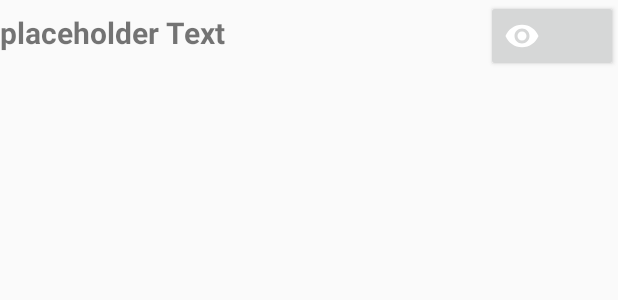
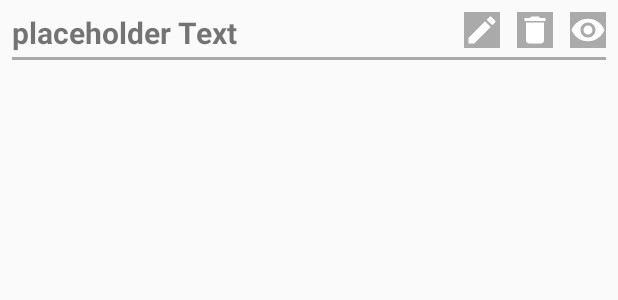
Before and after one commit to Baertig/ZASA, an Android app: the layout finished_questionaires_recyclerview_item.xml on its own in the app's theme, with its tools: preview values and no code run, on a phone screen of 412 x 824 dp. Shown: the top 300 px of the screen. Run offline under Robolectric (Android 15) with nearby library versions, the phone set to English and light mode, and no system bars.

Commit message:
questionaire_recyclerview_item zuende gemacht sowie recyclerview + edit und delete button

```diff
--- /dev/null
+++ b/app/src/main/res/drawable/ic_delete_white_24dp.xml
@@ -0,0 +1,5 @@
+<vector android:height="24dp" android:tint="#FFFFFF"
+    android:viewportHeight="24.0" android:viewportWidth="24.0"
+    android:width="24dp" xmlns:android="http://schemas.android.com/apk/res/android">
+    <path android:fillColor="#FF000000" android:pathData="M6,19c0,1.1 0.9,2 2,2h8c1.1,0 2,-0.9 2,-2V7H6v12zM19,4h-3.5l-1,-1h-5l-1,1H5v2h14V4z"/>
+</vector>
--- /dev/null
+++ b/app/src/main/res/drawable/ic_edit_white_24dp.xml
@@ -0,0 +1,5 @@
+<vector android:height="24dp" android:tint="#FFFFFF"
+    android:viewportHeight="24.0" android:viewportWidth="24.0"
+    android:width="24dp" xmlns:android="http://schemas.android.com/apk/res/android">
+    <path android:fillColor="#FF000000" android:pathData="M3,17.25V21h3.75L17.81,9.94l-3.75,-3.75L3,17.25zM20.71,7.04c0.39,-0.39 0.39,-1.02 0,-1.41l-2.34,-2.34c-0.39,-0.39 -1.02,-0.39 -1.41,0l-1.83,1.83 3.75,3.75 1.83,-1.83z"/>
+</vector>
--- a/app/src/main/res/layout/activity_finished_questionaires.xml
+++ b/app/src/main/res/layout/activity_finished_questionaires.xml
@@ -1,9 +1,16 @@
 <?xml version="1.0" encoding="utf-8"?>
-<androidx.constraintlayout.widget.ConstraintLayout xmlns:android="http://schemas.android.com/apk/res/android"
+<android.support.constraint.ConstraintLayout xmlns:android="http://schemas.android.com/apk/res/android"
     xmlns:app="http://schemas.android.com/apk/res-auto"
     xmlns:tools="http://schemas.android.com/tools"
     android:layout_width="match_parent"
-    android:layout_height="match_parent"
-    tools:context=".FinishedQuestionaires">
+    android:layout_height="match_parent">
 
-</androidx.constraintlayout.widget.ConstraintLayout>
+    <android.support.v7.widget.RecyclerView
+        android:id="@+id/recyclerview"
+        app:layout_constraintTop_toTopOf="parent"
+        android:layout_width="match_parent"
+        android:layout_height="wrap_content"
+        android:layout_margin="16dp"
+        tools:listitem="@layout/finished_questionaires_recyclerview_item" />
+
+</android.support.constraint.ConstraintLayout>
--- a/app/src/main/res/layout/finished_questionaires_recyclerview_item.xml
+++ b/app/src/main/res/layout/finished_questionaires_recyclerview_item.xml
@@ -1,23 +1,51 @@
-<RelativeLayout android:layout_width="match_parent"
+<RelativeLayout xmlns:android="http://schemas.android.com/apk/res/android"
+    xmlns:tools="http://schemas.android.com/tools"
+    android:layout_width="match_parent"
     android:layout_height="wrap_content"
-    xmlns:android="http://schemas.android.com/apk/res/android"
-    xmlns:tools="http://schemas.android.com/tools">
-    <TextView android:layout_width="wrap_content"
+    android:padding = "8dp">
+
+    <TextView
+        android:id="@+id/questionaireNameTestView"
+        android:layout_width="wrap_content"
         android:layout_height="wrap_content"
-        android:id="@+id/questionaireNameTestView"
+        android:layout_alignBaseline="@+id/showButton"
+        android:layout_alignParentStart="true"
+        android:layout_alignParentLeft="true"
         android:textSize="20sp"
         android:textStyle="bold"
-        android:layout_alignParentLeft="true"
-        android:layout_alignBaseline="@+id/showButton"
-        tools:text="placeholder Text"
-        android:layout_alignParentStart="true" />
-    <Button
+        tools:text="placeholder Text" />
+
+    <ImageButton
+        android:id="@+id/showButton"
         android:layout_width="wrap_content"
         android:layout_height="wrap_content"
-        android:id="@+id/showButton"
+        android:layout_alignParentEnd="true"
         android:layout_alignParentRight="true"
-        android:drawableStart="@drawable/ic_show"
-        android:drawableLeft="@drawable/ic_show"
-        android:layout_alignParentEnd="true">
-    </Button>
+        android:src="@drawable/ic_show"
+        android:background="@android:color/darker_gray" />
+
+    <ImageButton
+        android:id="@+id/deleteButton"
+        android:layout_width="wrap_content"
+        android:layout_height="wrap_content"
+        android:layout_alignRight="@+id/showButton"
+        android:layout_marginRight="35dp"
+        android:src="@drawable/ic_delete_white_24dp"
+        android:background="@android:color/darker_gray" />
+
+    <ImageButton
+        android:id="@+id/editButton"
+        android:layout_width="wrap_content"
+        android:layout_height="wrap_content"
+        android:layout_alignRight="@+id/deleteButton"
+        android:layout_marginRight="35dp"
+        android:src="@drawable/ic_edit_white_24dp"
+        android:background="@android:color/darker_gray" />
+
+    <View
+        android:layout_width="match_parent"
+        android:layout_height="2dp"
+        android:layout_alignTop="@+id/showButton"
+        android:layout_marginTop="30dp"
+        android:background="@android:color/darker_gray" />
 </RelativeLayout>
```
